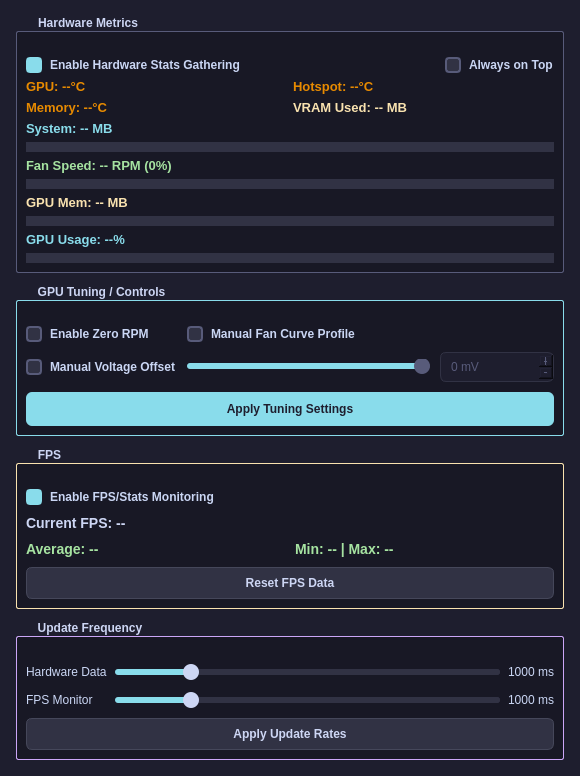
Above: Gui.ui from matteotenca/amdfansensors before the change. Below: the same form after it.
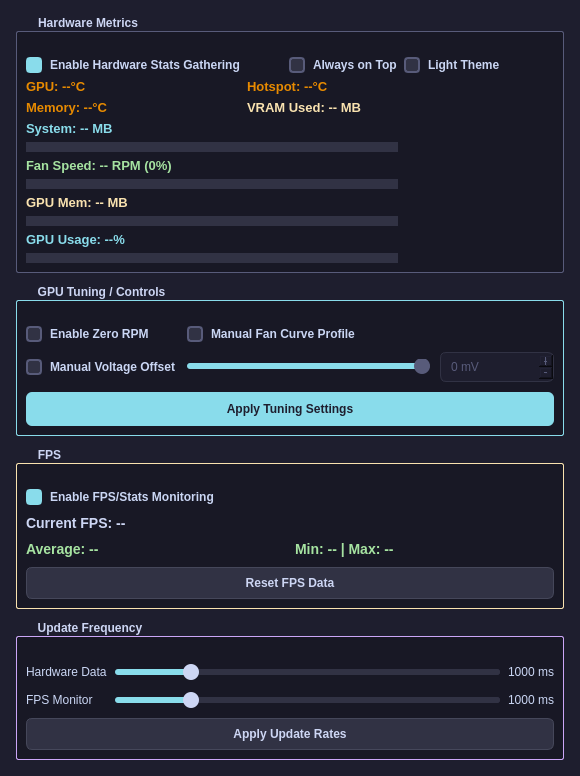
That is the form after the change. Custom widgets are drawn as their Qt base class.

Commit message:
feat(gui): add light/dark theme toggle
The monitor had a single fixed dark theme, so users who
prefer a light UI (or work in a bright room) had no option.

Add a "Light Theme" checkbox in the hardware group that
switches the window and the custom fan-curve plot between
dark and light palettes. The choice is saved in QSettings
and restored on next launch, defaulting to dark.

Note: the fan-curve plot is drawn in paintEvent and does
not follow the stylesheet, so it needs its own palette
switch to stay in sync with the window.

What changed in the file:
```diff
--- a/Gui.ui
+++ b/Gui.ui
@@ -331,6 +331,13 @@
           </property>
          </widget>
         </item>
+        <item row="0" column="2">
+         <widget class="QCheckBox" name="m_lightThemeCheckbox">
+          <property name="text">
+           <string>Light Theme</string>
+          </property>
+         </widget>
+        </item>
        <item row="1" column="0">
         <widget class="QLabel" name="m_gpuTempLabel">
          <property name="font">
```
Lines whose indentation alone changed are shown as unchanged. The commit also changes 3 other files.
